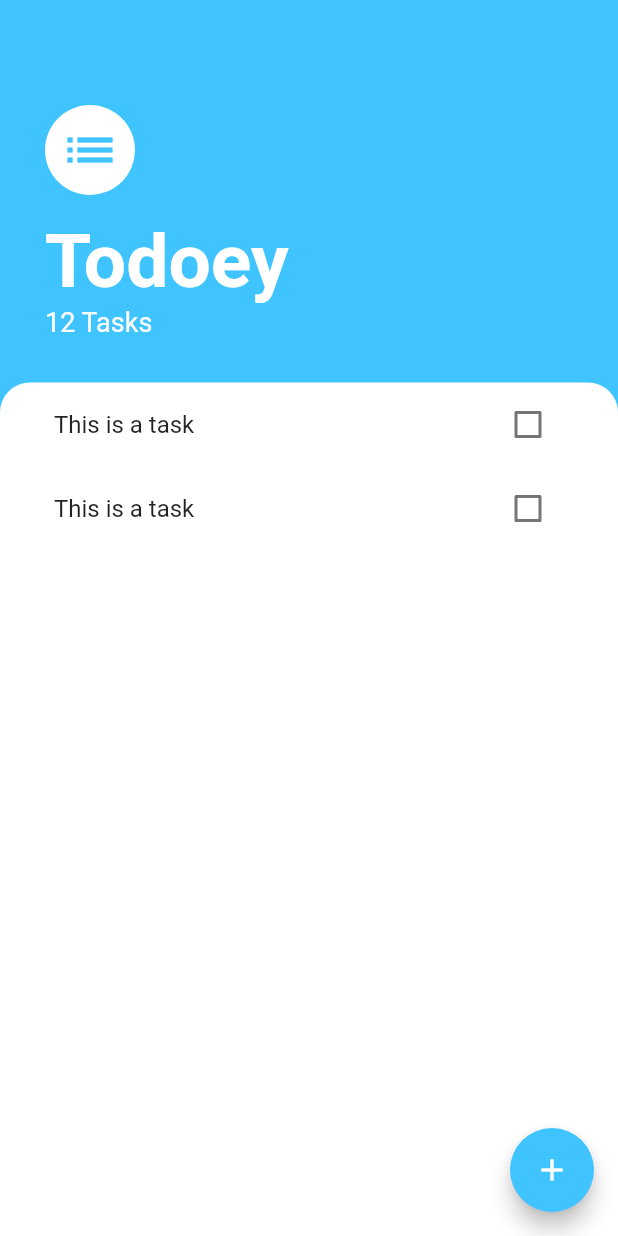
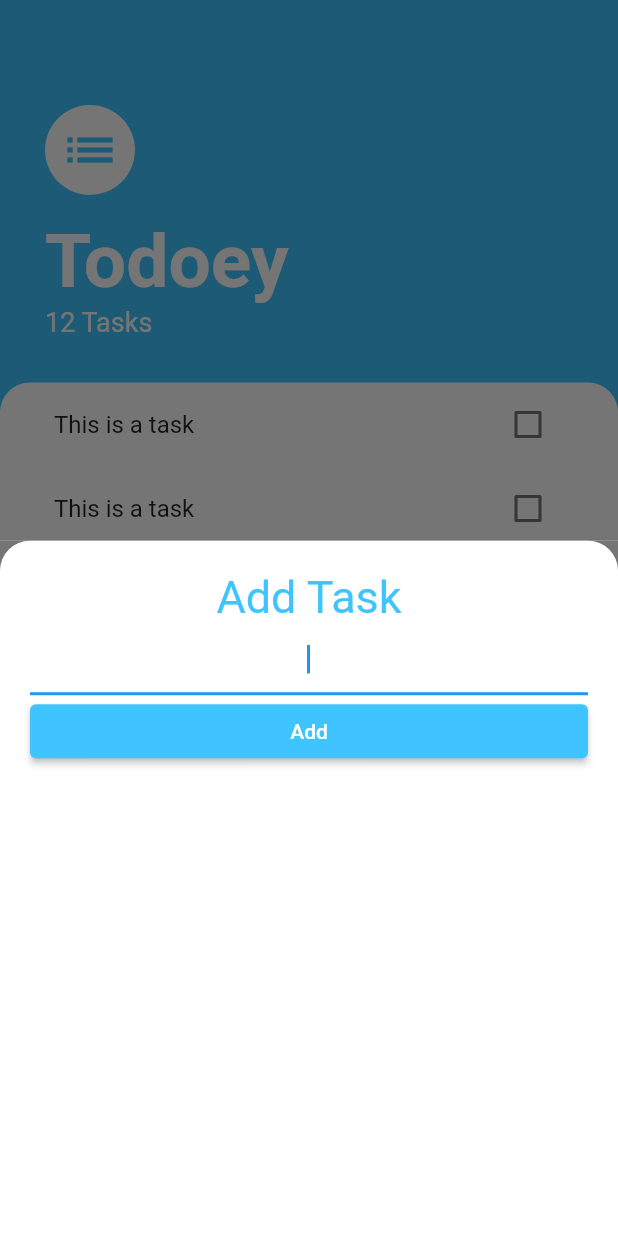
Before and after one commit to ChuguevRoman/todoey_flutter, a Flutter app: the screen it shows after launch, after a tap on the "add" icon, on a phone screen of 412 x 824 dp. Run offline on Flutter 3.47's test engine with Material 2 defaults, Android fonts, the phone set to English and light mode, and no system bars.

Commit message:
Created a file AddTaskScreen. This is the appearance of the popup for adding a task. In floatingActionButton I made a popup that will trigger this screen.

```diff
--- /dev/null
+++ b/lib/screens/add_task_screen.dart
@@ -0,0 +1,46 @@
+import 'package:flutter/material.dart';
+
+class AddTaskScreen extends StatelessWidget {
+  const AddTaskScreen({Key? key}) : super(key: key);
+
+  @override
+  Widget build(BuildContext context) {
+    return Container(
+      color: const Color(0xff757575),
+      child: Container(
+        padding: const EdgeInsets.all(20),
+        decoration: const BoxDecoration(
+          borderRadius: BorderRadius.only(
+            topLeft: Radius.circular(20),
+            topRight: Radius.circular(20),
+          ),
+          color: Colors.white,
+        ),
+        child: Column(
+          crossAxisAlignment: CrossAxisAlignment.stretch,
+          children: [
+            const Text(
+              'Add Task',
+              textAlign: TextAlign.center,
+              style: TextStyle(
+                fontSize: 30,
+                color: Colors.lightBlueAccent,
+              ),
+            ),
+            const TextField(
+              autofocus: true,
+              textAlign: TextAlign.center,
+            ),
+            ElevatedButton(
+              style: ElevatedButton.styleFrom(
+                backgroundColor: Colors.lightBlueAccent,
+              ),
+              onPressed: () {},
+              child: const Text('Add'),
+            ),
+          ],
+        ),
+      ),
+    );
+  }
+}
--- a/lib/screens/task_screen.dart
+++ b/lib/screens/task_screen.dart
@@ -1,5 +1,6 @@
 import 'package:flutter/material.dart';
 
+import './add_task_screen.dart';
 import '../widgets/task_list.dart';
 
 class TaskScreen extends StatelessWidget {
@@ -63,7 +64,10 @@ class TaskScreen extends StatelessWidget {
       ),
       floatingActionButton: FloatingActionButton(
         backgroundColor: Colors.lightBlueAccent,
-        onPressed: () {},
+        onPressed: () {
+          showModalBottomSheet(
+              context: context, builder: (context) => AddTaskScreen());
+        },
         child: Icon(Icons.add),
       ),
     );
```
